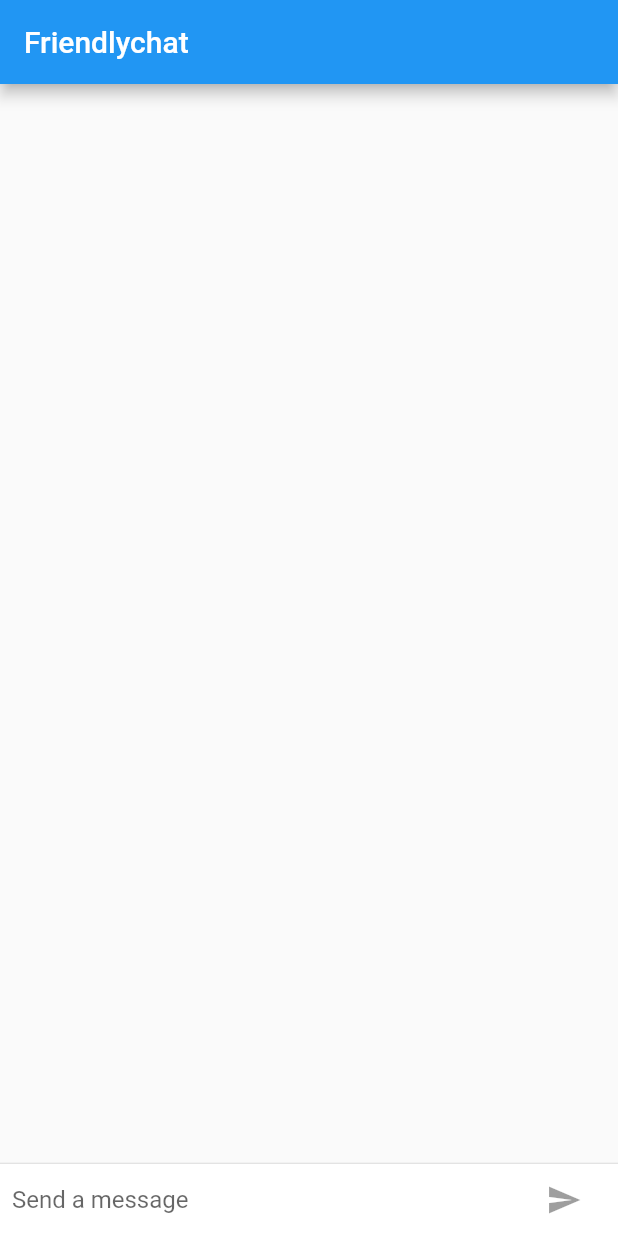
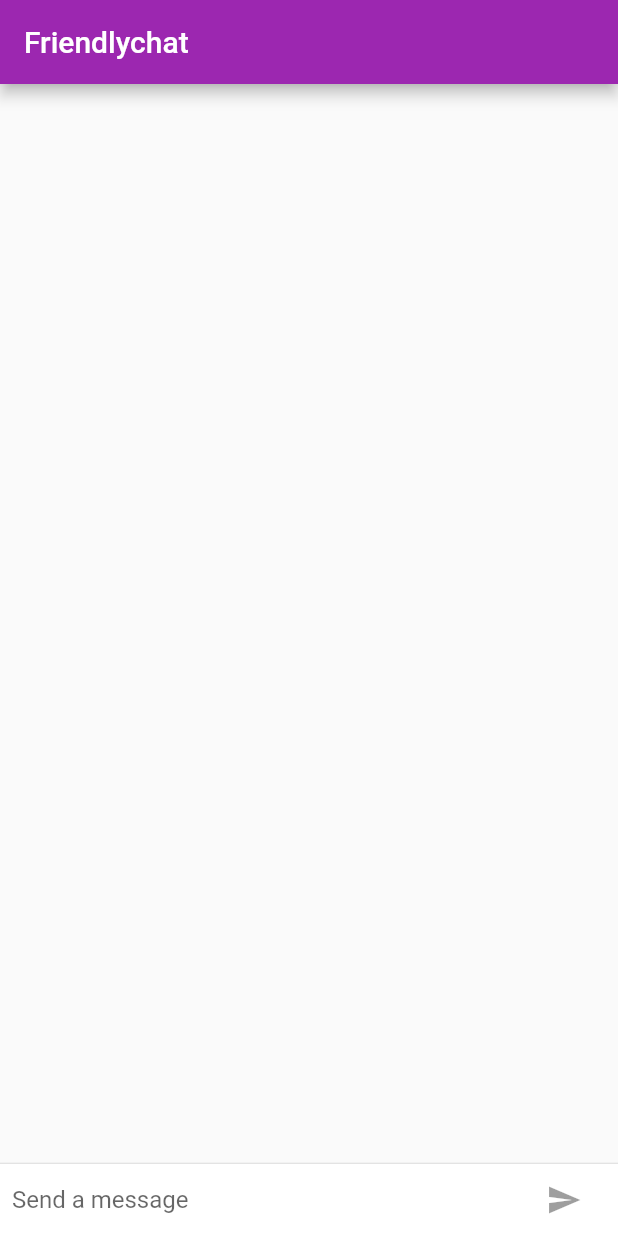
Before and after one commit to johntyty912/Learn_Flutter, a Flutter app: the screen it shows after launch, on a phone screen of 412 x 824 dp. Run offline on Flutter 3.47's test engine with Material 2 defaults, Android fonts, the light colour scheme and no system bars.

Commit message:
customize the UI for iOS and Android

```diff
--- a/lib/main.dart
+++ b/lib/main.dart
@@ -1,6 +1,19 @@
 import 'package:flutter/material.dart';
+import 'package:flutter/foundation.dart';
+import 'package:flutter/cupertino.dart';
 
 const String _name = "John";
+
+final ThemeData kIOSTheme = new ThemeData(
+  primarySwatch: Colors.orange,
+  primaryColor: Colors.grey[100],
+  primaryColorBrightness: Brightness.light,
+);
+
+final ThemeData kDefaultTheme = new ThemeData(
+  primarySwatch: Colors.purple,
+  accentColor: Colors.orangeAccent[400],
+);
 
 void main() {
   runApp(new MyApp());
@@ -11,6 +24,9 @@ class MyApp extends StatelessWidget {
   Widget build(BuildContext context) {
     return new MaterialApp(
       title: "Friendlychat",
+      theme: defaultTargetPlatform == TargetPlatform.iOS
+          ? kIOSTheme
+          : kDefaultTheme,
       home: new ChatScreen(),
     );
   }
@@ -48,7 +64,14 @@ class ChatScreenState extends State<ChatScreen> with TickerProviderStateMixin {
             ),
             new Container(
               margin: new EdgeInsets.symmetric(horizontal: 4.0),
-              child: new IconButton(
+              child: Theme.of(context).platform == TargetPlatform.iOS
+                  ? new CupertinoButton(
+                      child: new Text("Send"),
+                      onPressed: _isComposing
+                          ? () => _handleSubmitted(_textController.text)
+                          : null,
+                    )
+                  : new IconButton(
                       icon: new Icon(Icons.send),
                       onPressed: _isComposing
                           ? () => _handleSubmitted(_textController.text)
@@ -82,8 +105,12 @@ class ChatScreenState extends State<ChatScreen> with TickerProviderStateMixin {
   @override
   Widget build(BuildContext context) {
     return new Scaffold(
-        appBar: new AppBar(title: new Text("Friendlychat")),
-        body: new Column(
+      appBar: new AppBar(
+        title: new Text("Friendlychat"),
+        elevation: Theme.of(context).platform == TargetPlatform.iOS ? 0.0 : 4.0,
+      ),
+      body: new Container(
+          child: new Column(
             children: <Widget>[
               new Flexible(
                 child: new ListView.builder(
@@ -95,11 +122,20 @@ class ChatScreenState extends State<ChatScreen> with TickerProviderStateMixin {
               ),
               new Divider(height: 1.0),
               new Container(
-              decoration: new BoxDecoration(color: Theme.of(context).cardColor),
+                decoration:
+                    new BoxDecoration(color: Theme.of(context).cardColor),
                 child: _buildTextComposer(),
               )
             ],
-        ));
+          ),
+          decoration: Theme.of(context).platform == TargetPlatform.iOS
+              ? new BoxDecoration(
+                  border: new Border(
+                    top: new BorderSide(color: Colors.grey[200]),
+                  ),
+                )
+              : null),
+    );
   }
 
   @override
```
Lines whose indentation alone changed are shown as unchanged.
